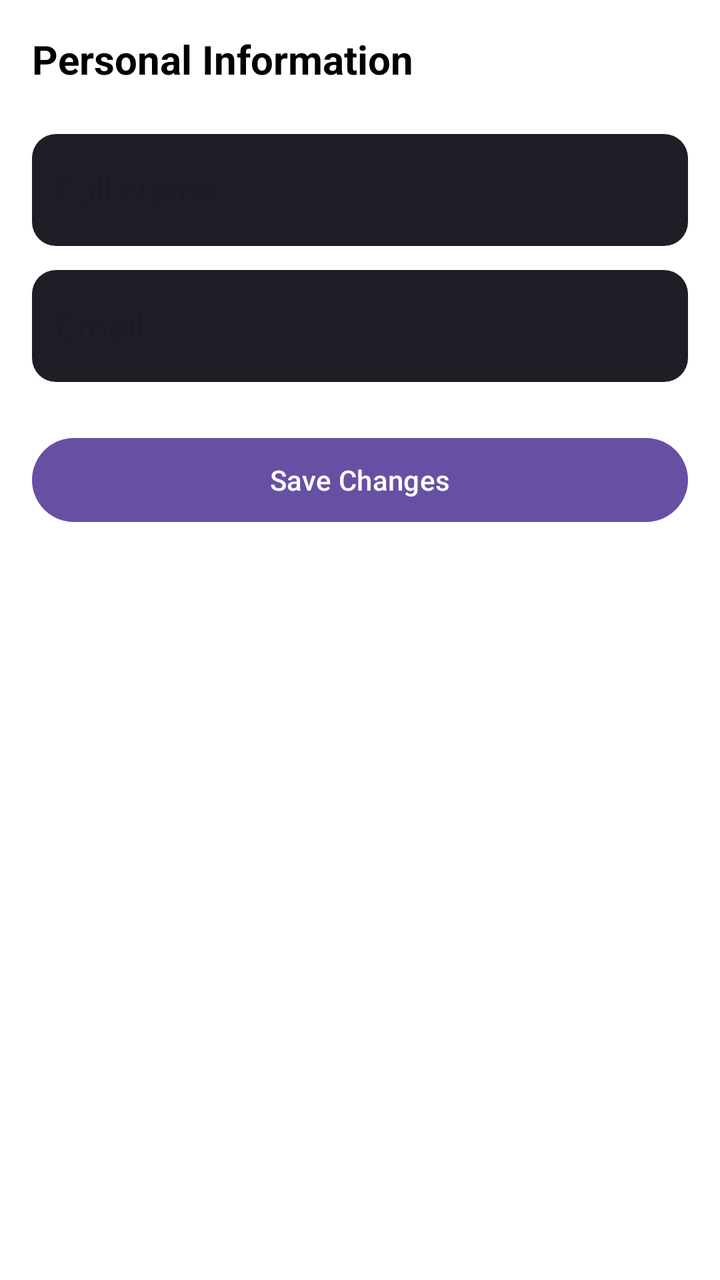
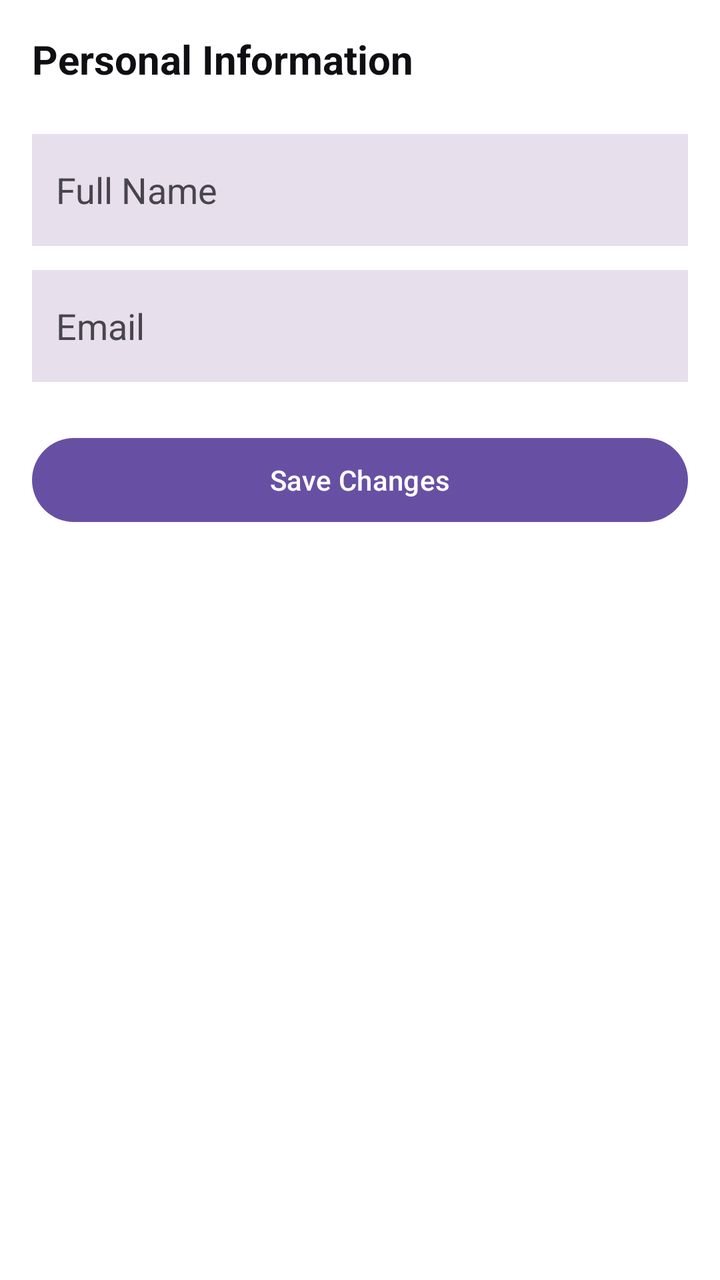

Two renders of the same Android screen: before a commit and after it. Below are the layout's source before the change and the commit's diff.
<!-- AndroidManifest.xml: application theme Theme.CineMap -->
<!-- res/layout/activity_personal_info.xml -->
<?xml version="1.0" encoding="utf-8"?>
<LinearLayout xmlns:android="http://schemas.android.com/apk/res/android"
    android:layout_width="match_parent"
    android:layout_height="match_parent"
    android:orientation="vertical"
    android:background="?attr/colorOnBackground"
    android:padding="16dp">

    <TextView
        android:layout_width="wrap_content"
        android:layout_height="wrap_content"
        android:text="Personal Information"
        android:textColor="?attr/colorText"
        android:textSize="20sp"
        android:textStyle="bold"/>

    <EditText
        android:id="@+id/edtName"
        android:layout_width="match_parent"
        android:layout_height="56dp"
        android:hint="Full Name"
        android:textColor="?attr/colorText"
        android:layout_marginTop="24dp"
        android:background="@drawable/bg_card"
        android:padding="12dp"/>

    <EditText
        android:id="@+id/edtEmail"
        android:layout_width="match_parent"
        android:layout_height="56dp"
        android:hint="Email"
        android:textColor="?attr/colorText"
        android:layout_marginTop="12dp"
        android:background="@drawable/bg_card"
        android:padding="12dp"/>

    <Button
        android:id="@+id/btnSaveInfo"
        android:layout_width="match_parent"
        android:layout_height="50dp"
        android:text="Save Changes"
        android:layout_marginTop="24dp"/>
</LinearLayout>
<!-- resources referenced by this layout -->
<resources>
  <!-- drawable bg_card (drawable) -->
  <shape xmlns:android="http://schemas.android.com/apk/res/android"><solid android:color="#1E1E26"/><corners android:radius="12dp"/></shape>
  <style name="Theme.CineMap" parent="Theme.Material3.DayNight.NoActionBar">
          <item name="colorBackground">@color/background_light</item>
          <item name="colorOnBackground">@color/background_light</item>
          <item name="colorCard">@color/card_light</item>
          <item name="colorText">@color/text_light</item>
          <item name="android:windowBackground">@color/background_light</item>
      </style>
  <color name="background_light">#FFFFFF</color>
  <color name="card_light">#F1F1F5</color>
  <color name="text_light">#000000</color>
</resources>

<!-- the commit's change to res/layout/activity_personal_info.xml (unified diff, before → after) -->
@@ -3,14 +3,14 @@
     android:layout_width="match_parent"
     android:layout_height="match_parent"
     android:orientation="vertical"
-    android:background="?attr/colorOnBackground"
+    android:background="?attr/colorBackground"
     android:padding="16dp">
 
     <TextView
         android:layout_width="wrap_content"
         android:layout_height="wrap_content"
         android:text="Personal Information"
-        android:textColor="?attr/colorText"
+        android:textColor="?attr/colorOnBackground"
         android:textSize="20sp"
         android:textStyle="bold"/>
 
@@ -19,9 +19,10 @@
         android:layout_width="match_parent"
         android:layout_height="56dp"
         android:hint="Full Name"
-        android:textColor="?attr/colorText"
+        android:textColor="?attr/colorOnBackground"
+        android:textColorHint="?attr/colorOnSurfaceVariant"
         android:layout_marginTop="24dp"
-        android:background="@drawable/bg_card"
+        android:background="?attr/colorSurfaceVariant"
         android:padding="12dp"/>
 
     <EditText
@@ -29,9 +30,10 @@
         android:layout_width="match_parent"
         android:layout_height="56dp"
         android:hint="Email"
-        android:textColor="?attr/colorText"
+        android:textColor="?attr/colorOnBackground"
+        android:textColorHint="?attr/colorOnSurfaceVariant"
         android:layout_marginTop="12dp"
-        android:background="@drawable/bg_card"
+        android:background="?attr/colorSurfaceVariant"
         android:padding="12dp"/>
 
     <Button
<!-- resource entries referenced after the edit -->
@@ -1,16 +1,13 @@
 <!-- resources referenced by this layout -->
 <resources>
-  <!-- drawable bg_card (drawable) -->
-  <shape xmlns:android="http://schemas.android.com/apk/res/android"><solid android:color="#1E1E26"/><corners android:radius="12dp"/></shape>
-  <style name="Theme.CineMap" parent="Theme.Material3.DayNight.NoActionBar">
-          <item name="colorBackground">@color/background_light</item>
-          <item name="colorOnBackground">@color/background_light</item>
-          <item name="colorCard">@color/card_light</item>
-          <item name="colorText">@color/text_light</item>
-          <item name="android:windowBackground">@color/background_light</item>
+  <style name="Theme.CineMap" parent="Theme.Material3.Light.NoActionBar">
+          <item name="colorBackground">@android:color/white</item>
+          <item name="colorOnBackground">#0F0F13</item>
+          <item name="colorSurface">@android:color/white</item>
+          <item name="colorOnSurface">#0F0F13</item>
+          <item name="colorCard">#F1F1F5</item>
+          <item name="colorText">#0F0F13</item>
+          <item name="android:windowBackground">@android:color/white</item>
       </style>
-  <color name="background_light">#FFFFFF</color>
-  <color name="card_light">#F1F1F5</color>
-  <color name="text_light">#000000</color>
 </resources>
 
